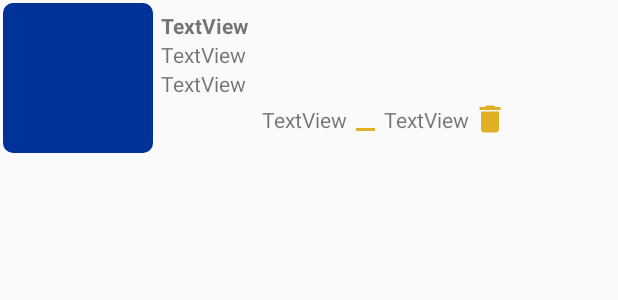
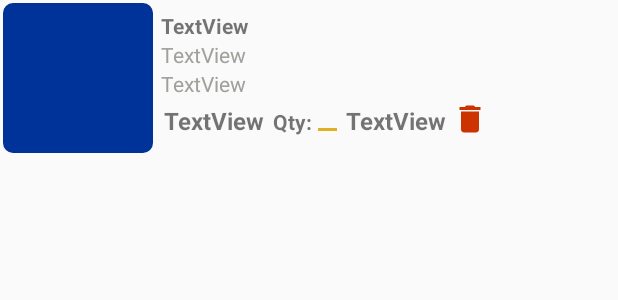
Before and after one commit to sumanahuja/gladden, an Android app: the layout cart_basket_items_layout.xml on its own in the app's theme, with its tools: preview values and no code run, on a phone screen of 412 x 824 dp. Shown: the top 300 px of the screen. Run offline under Robolectric (Android 15) with nearby library versions, the phone set to English and light mode, and no system bars; network calls fail.

Commit message:
little modifications

```diff
--- a/app/src/main/java/com/jil/gladdenmatresses/LoginFragment.java
+++ b/app/src/main/java/com/jil/gladdenmatresses/LoginFragment.java
@@ -55,6 +55,7 @@ public class LoginFragment extends Fragment {
     private GoogleSignInClient mGoogleSignInClient;
     private int RC_SIGN_IN=000,flag,id;
     private Context context;
+
     private GoogleSignInAccount account;
     private View view;
     private EditText edtLoginId,edtLoginPass;
--- a/app/src/main/res/drawable/ic_delete.xml
+++ b/app/src/main/res/drawable/ic_delete.xml
@@ -4,6 +4,6 @@
         android:viewportWidth="24.0"
         android:viewportHeight="24.0">
     <path
-        android:fillColor="@color/colorAccent"
+        android:fillColor="@color/features_bg"
         android:pathData="M6,19c0,1.1 0.9,2 2,2h8c1.1,0 2,-0.9 2,-2V7H6v12zM19,4h-3.5l-1,-1h-5l-1,1H5v2h14V4z"/>
 </vector>
--- a/app/src/main/res/layout/cart_basket_items_layout.xml
+++ b/app/src/main/res/layout/cart_basket_items_layout.xml
@@ -35,31 +35,42 @@
                 android:id="@+id/tv_product_code"
                 android:layout_width="wrap_content"
                 android:layout_height="wrap_content"
+                android:textColor="@color/Gray"
                 android:text="TextView" />
 
             <TextView
                 android:id="@+id/tv_product_specifications"
                 android:layout_width="wrap_content"
+                android:textColor="@color/Gray"
                 android:layout_height="wrap_content"
                 android:text="TextView" />
             <LinearLayout
                 android:layout_width="match_parent"
                 android:layout_height="wrap_content"
                 android:layout_weight="4"
-                android:gravity="center"
                 android:orientation="horizontal">
                 <TextView
                     android:id="@+id/tv_product_price"
                     android:layout_width="wrap_content"
-
+                    android:textStyle="bold"
+                    android:textSize="16sp"
                     android:padding="2dp"
                     android:layout_height="wrap_content"
                     android:text="TextView" />
-
+                <TextView
+                    android:layout_width="wrap_content"
+                    android:textStyle="bold"
+                    android:paddingLeft="4dp"
+                    android:paddingBottom="2dp"
+                    android:paddingTop="2dp"
+                    android:layout_height="wrap_content"
+                    android:text="Qty:" />
                 <EditText
                     android:id="@+id/tv_product_quantity"
                     android:layout_width="wrap_content"
-                    android:padding="2dp"
+                    android:paddingRight="6dp"
+                    android:paddingBottom="2dp"
+                    android:paddingTop="2dp"
                     android:layout_height="wrap_content"
 
                     />
@@ -68,13 +79,17 @@
                     android:layout_width="wrap_content"
                     android:layout_height="wrap_content"
                     android:padding="2dp"
+                    android:textSize="16sp"
+                    android:textStyle="bold"
 
                     android:text="TextView" />
-                <ImageView
+                <ImageButton
                     android:id="@+id/img_product_delete"
                     android:layout_width="wrap_content"
                     android:layout_height="wrap_content"
                     android:clickable="true"
+                    android:padding="2dp"
+                    android:background="@color/tansparent"
                     android:src="@drawable/ic_delete" />
             </LinearLayout>
         </LinearLayout>
--- a/app/src/main/res/layout/fragment_cart_basket.xml
+++ b/app/src/main/res/layout/fragment_cart_basket.xml
@@ -11,16 +11,20 @@
     <LinearLayout
         android:layout_width="match_parent"
         android:layout_height="wrap_content"
+        android:weightSum="2"
         android:orientation="vertical">
         <androidx.recyclerview.widget.RecyclerView
             android:layout_width="match_parent"
             android:layout_height="wrap_content"
+
+            android:layout_weight="1"
             android:id="@+id/recycler_cart_items"/>
     <LinearLayout
         android:layout_width="match_parent"
         android:layout_height="wrap_content"
         android:paddingTop="10dp"
         android:gravity="right"
+
         android:orientation="horizontal">
         <TextView
             android:layout_width="wrap_content"
--- a/app/src/main/res/layout/fragment_detail_page.xml
+++ b/app/src/main/res/layout/fragment_detail_page.xml
@@ -1,11 +1,10 @@
 <?xml version="1.0" encoding="utf-8"?>
-<LinearLayout xmlns:android="http://schemas.android.com/apk/res/android"
+<FrameLayout xmlns:android="http://schemas.android.com/apk/res/android"
     xmlns:tools="http://schemas.android.com/tools"
     android:layout_width="match_parent"
     android:layout_height="match_parent"
     android:background="@drawable/matress_bg"
     android:orientation="vertical"
-
     tools:context=".DetailPageFragment">
 
 
@@ -233,4 +232,4 @@
                 </ImageView>
             </LinearLayout>
         </ScrollView>
-    </LinearLayout>
+    </FrameLayout>
--- a/app/src/main/res/layout/fragment_main.xml
+++ b/app/src/main/res/layout/fragment_main.xml
@@ -4,6 +4,7 @@
     android:layout_width="match_parent"
     android:layout_height="match_parent"
     android:orientation="vertical"
+    android:background="@drawable/matress_bg"
     tools:context=".MainFragment">
 
     <LinearLayout
--- a/app/src/main/res/values/colors.xml
+++ b/app/src/main/res/values/colors.xml
@@ -11,6 +11,6 @@
     <color name="bg1">#b9edbd</color>
     <color name="bg2">#ccf1ff</color>
     <color name="features_bg">#CC3300</color>
-
+    <color name="tansparent">#00000000</color>
 
 </resources>
--- a/app/src/main/res/values/strings.xml
+++ b/app/src/main/res/values/strings.xml
@@ -10,6 +10,7 @@
     <string name="subject">Subject:</string>
     <string name="website">Website:</string>
     <string name="message">Enter Your Message:</string>
+    <string name="Rs">\u20B9</string>
 
     <string name="phonename">+91 8588828663</string>
     <string name="emailname">Enquiry@gladdenmattresses.com</string>
```
Also changed, not shown: app/src/main/java/com/jil/gladdenmatresses/CartBasketFragment.java (+21 -14 lines), app/src/main/java/com/jil/gladdenmatresses/MainFragment.java (+7 -2 lines), app/src/main/java/com/jil/gladdenmatresses/cart_basket_items_adapter.java (+23 -3 lines).
